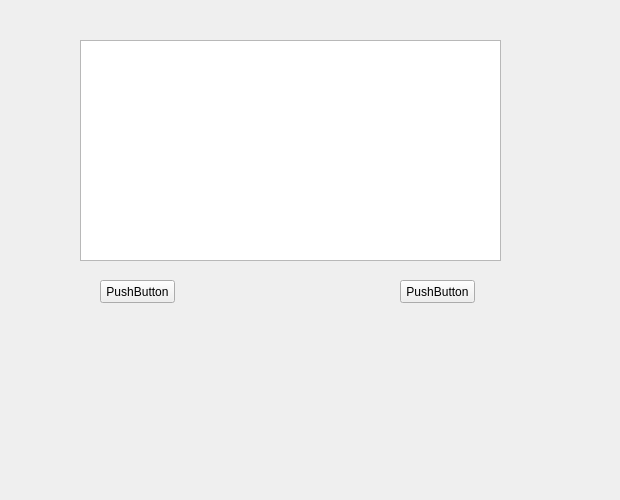
The window that ChatRoom/ChatServer/ui/mainwindow.ui (G-Club/CorCPP) describes before a commit, drawn with Qt 5.
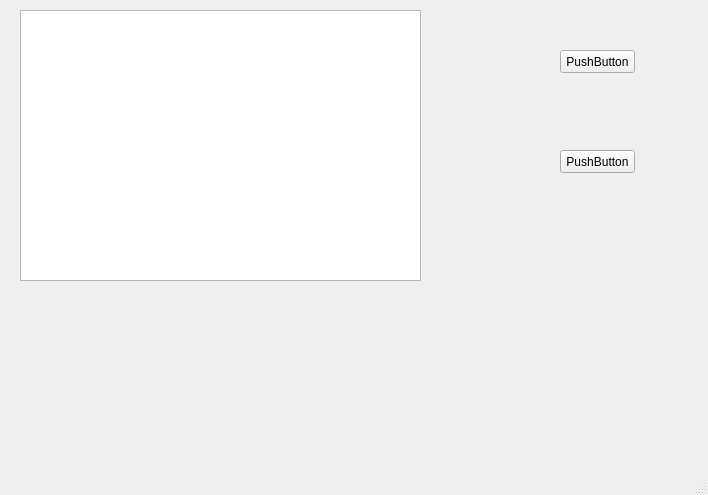
The same window after the commit.

```diff
--- a/ChatRoom/ChatServer/ui/mainwindow.ui
+++ b/ChatRoom/ChatServer/ui/mainwindow.ui
@@ -6,8 +6,8 @@
    <rect>
     <x>0</x>
     <y>0</y>
-    <width>620</width>
-    <height>500</height>
+    <width>708</width>
+    <height>495</height>
    </rect>
   </property>
   <property name="windowTitle">
@@ -17,8 +17,8 @@
    <widget class="QPushButton" name="pushButton">
     <property name="geometry">
      <rect>
-      <x>100</x>
-      <y>280</y>
+      <x>560</x>
+      <y>50</y>
       <width>75</width>
       <height>23</height>
      </rect>
@@ -30,8 +30,8 @@
    <widget class="QPushButton" name="pushButton_2">
     <property name="geometry">
      <rect>
-      <x>400</x>
-      <y>280</y>
+      <x>560</x>
+      <y>150</y>
       <width>75</width>
       <height>23</height>
      </rect>
@@ -43,14 +43,25 @@
    <widget class="QTextEdit" name="textEdit">
     <property name="geometry">
      <rect>
-      <x>80</x>
-      <y>40</y>
-      <width>421</width>
-      <height>221</height>
+      <x>20</x>
+      <y>10</y>
+      <width>401</width>
+      <height>271</height>
      </rect>
     </property>
    </widget>
   </widget>
+  <widget class="QMenuBar" name="menubar">
+   <property name="geometry">
+    <rect>
+     <x>0</x>
+     <y>0</y>
+     <width>708</width>
+     <height>23</height>
+    </rect>
+   </property>
+  </widget>
+  <widget class="QStatusBar" name="statusbar"/>
  </widget>
  <layoutdefault spacing="6" margin="11"/>
  <resources/>
```
Left out of the diff: 6 changed lines with no effect on the pictures.
